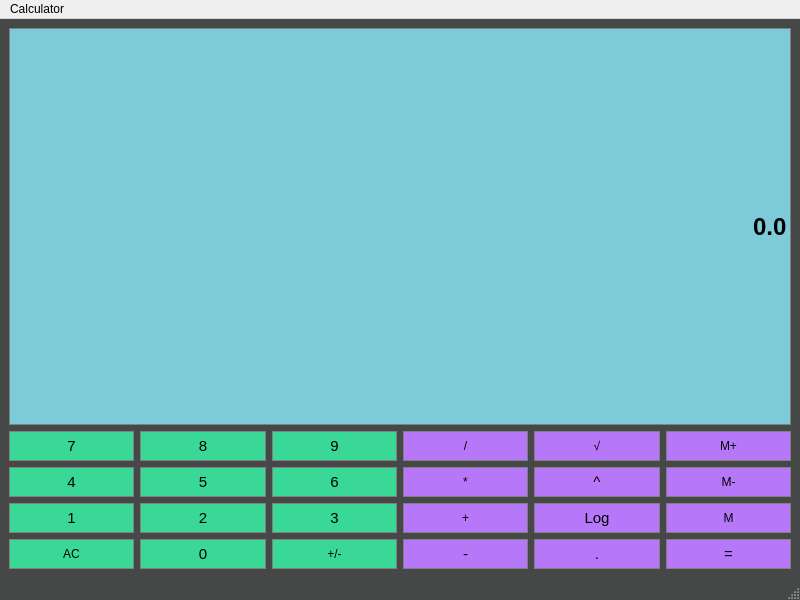
Above: calculator.ui from PhilipJovanovic00/FirstGuiCalculator before the change. Below: the same form after it.
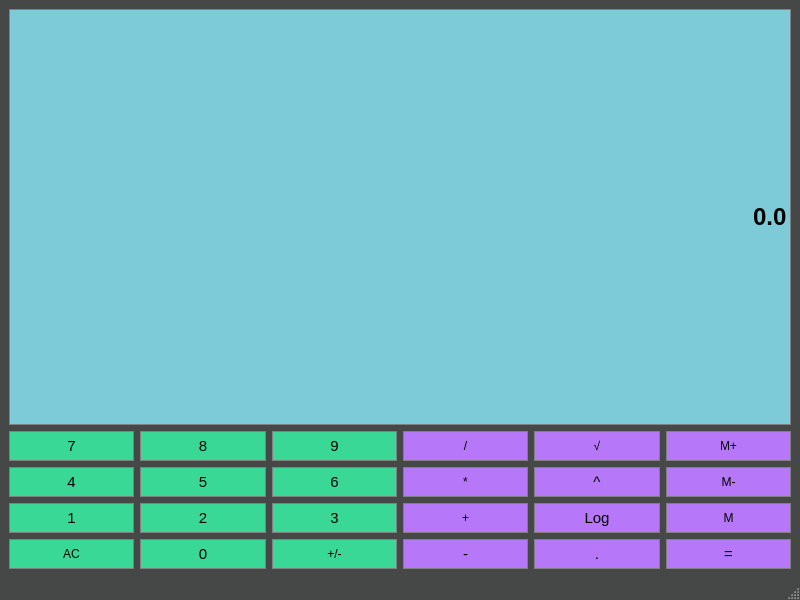
That is the form after the change.

Commit message: Added log functionality and optimized the error that is displayed if the user tries to divide through zero.

```diff
--- a/calculator.ui
+++ b/calculator.ui
@@ -736,22 +736,6 @@
     </item>
    </layout>
   </widget>
-  <widget class="QMenuBar" name="menubar">
-   <property name="geometry">
-    <rect>
-     <x>0</x>
-     <y>0</y>
-     <width>800</width>
-     <height>21</height>
-    </rect>
-   </property>
-   <widget class="QMenu" name="menuCalculator">
-    <property name="title">
-     <string>Calculator</string>
-    </property>
-   </widget>
-   <addaction name="menuCalculator"/>
-  </widget>
   <widget class="QStatusBar" name="statusbar"/>
  </widget>
  <resources/>
```
Left out of the diff: 5 changed lines with no effect on the pictures. The commit also changes 2 other files.
